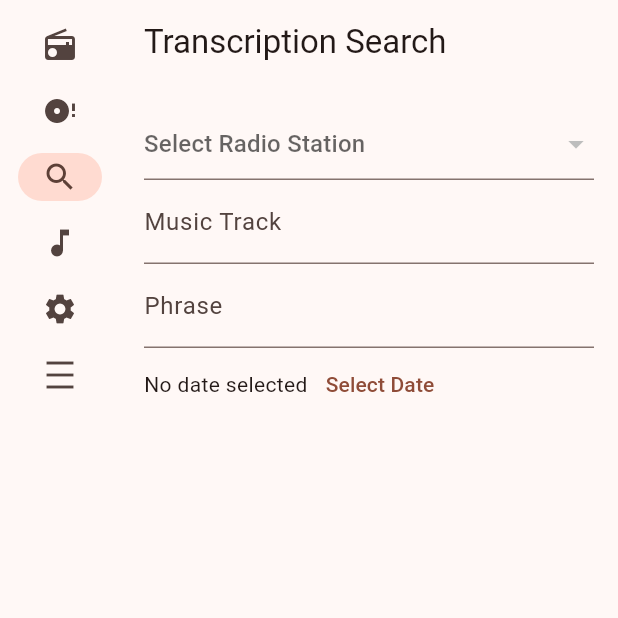
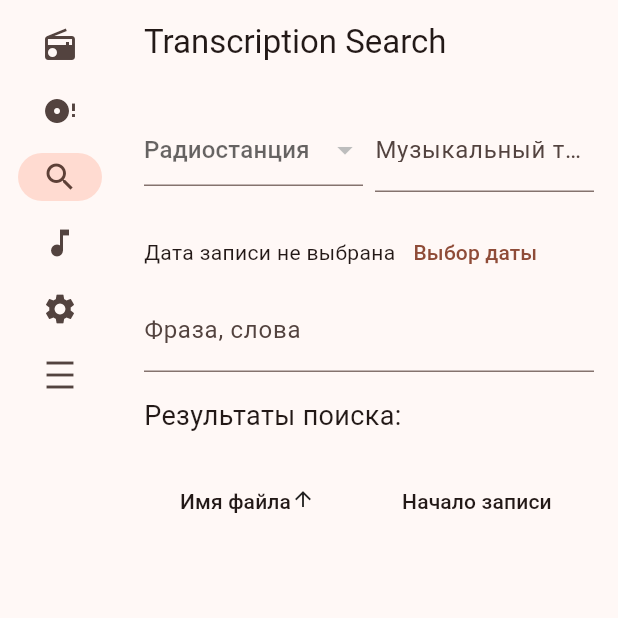
Before and after one commit to Neznak0mec/Diploma, a Flutter app: the screen it shows after launch, after a tap on "Записи", after a tap on "Поиск", on a phone screen of 412 x 824 dp, the top half of it. Run offline on Flutter 3.47's test engine with Material 3 defaults, Android fonts, the phone set to English and light mode, and no system bars; our stand-ins replace audioplayers, file_picker, flutter_typeahead, shared_preferences, syncfusion_flutter_charts; missing offline and left inert: excel, requests; network calls fail.

Commit message:
completed the search page fixes

```diff
--- a/Application/lib/UI/SearchWidgets/SearchPage.dart
+++ b/Application/lib/UI/SearchWidgets/SearchPage.dart
@@ -1,14 +1,18 @@
 import 'package:flutter/material.dart';
 import 'package:flutter_typeahead/flutter_typeahead.dart';
 import 'package:intl/intl.dart';
-
 import '../../Api.dart';
 import '../../DataClasses/Transcription.dart';
-
+import '../../main.dart';
+import '../TranscriptionWidget/AudioTranscriptionWidget.dart';
 
 class TranscriptionSearchPage extends StatefulWidget {
+  const TranscriptionSearchPage({super.key, required this.parent});
+  final MyHomePageState parent;
+
   @override
-  _TranscriptionSearchPageState createState() => _TranscriptionSearchPageState();
+  _TranscriptionSearchPageState createState() =>
+      _TranscriptionSearchPageState(parent: parent);
 }
 
 class _TranscriptionSearchPageState extends State<TranscriptionSearchPage> {
@@ -19,7 +23,12 @@ class _TranscriptionSearchPageState extends State<TranscriptionSearchPage> {
   List<Transcription> _transcriptions = [];
   List<Transcription> _filteredTranscriptions = [];
   List<String> _radioNames = [];
-  List<String> _trackNames = [];
+  bool _sortAscending = true;
+  int _sortColumnIndex = 0;
+
+  final MyHomePageState parent;
+
+  _TranscriptionSearchPageState({required this.parent});
 
   @override
   void initState() {
@@ -42,14 +51,17 @@ class _TranscriptionSearchPageState extends State<TranscriptionSearchPage> {
     setState(() {
       _filteredTranscriptions = _transcriptions.where((transcription) {
         bool matchesDate = _selectedDate == null ||
-            (transcription.startTime.isBefore(_selectedDate!.add(Duration(days: 1))) &&
+            (transcription.startTime
+                .isBefore(_selectedDate!.add(const Duration(days: 1))) &&
                 transcription.endTime.isAfter(_selectedDate!));
         bool matchesRadioName = _selectedRadioName == null ||
             transcription.radioName == _selectedRadioName;
         bool matchesMusic = _musicController.text.isEmpty ||
-            transcription.segments.any((segment) => segment.trackName.contains(_musicController.text, 0));
+            transcription.segments.any((segment) =>
+                segment.trackName.contains(_musicController.text, 0));
         bool matchesPhrase = _phraseController.text.isEmpty ||
-            transcription.segments.any((segment) => segment.text.contains(_phraseController.text, 0));
+            transcription.segments.any((segment) =>
+                segment.text.toLowerCase().contains(_phraseController.text.toLowerCase(), 0));
 
         return matchesDate && matchesRadioName && matchesMusic && matchesPhrase;
       }).toList();
@@ -86,19 +98,48 @@ class _TranscriptionSearchPageState extends State<TranscriptionSearchPage> {
     return matches.toList();
   }
 
+  void _sortResults(int columnIndex, bool ascending) {
+    setState(() {
+      _sortColumnIndex = columnIndex;
+      _sortAscending = ascending;
+
+      switch (columnIndex) {
+        case 0:
+          _filteredTranscriptions.sort((a, b) => a.fileName.compareTo(b.fileName));
+          break;
+        case 1:
+          _filteredTranscriptions.sort((a, b) => a.startTime.compareTo(b.startTime));
+          break;
+        case 2:
+          _filteredTranscriptions.sort((a, b) => a.endTime.compareTo(b.endTime));
+          break;
+        case 3:
+          _filteredTranscriptions.sort((a, b) => a.radioName.compareTo(b.radioName));
+          break;
+      }
+
+      if (!ascending) {
+        _filteredTranscriptions = _filteredTranscriptions.reversed.toList();
+      }
+    });
+  }
+
   @override
   Widget build(BuildContext context) {
     return Scaffold(
       appBar: AppBar(
-        title: Text('Transcription Search'),
+        title: const Text('Transcription Search'),
       ),
       body: Padding(
         padding: const EdgeInsets.all(16.0),
         child: Column(
           children: [
-            DropdownButtonFormField<String>(
+            Row(
+              children: [
+                Expanded(
+                  child: DropdownButtonFormField<String>(
                     value: _selectedRadioName,
-              hint: Text('Select Radio Station'),
+                    hint: const Text('Радиостанция'),
                     items: _radioNames.map((name) {
                       return DropdownMenuItem(
                         value: name,
@@ -112,10 +153,13 @@ class _TranscriptionSearchPageState extends State<TranscriptionSearchPage> {
                       _filterResults();
                     },
                   ),
-            TypeAheadFormField<String>(
+                ),
+                const SizedBox(width: 8.0),
+                Expanded(
+                  child: TypeAheadFormField<String>(
                     textFieldConfiguration: TextFieldConfiguration(
                       controller: _musicController,
-                decoration: InputDecoration(labelText: 'Music Track'),
+                      decoration: const InputDecoration(labelText: 'Музыкальный трек'),
                     ),
                     suggestionsCallback: (pattern) async {
                       if (pattern.length > 1) {
@@ -134,37 +178,88 @@ class _TranscriptionSearchPageState extends State<TranscriptionSearchPage> {
                       _filterResults();
                     },
                   ),
+                ),
+              ],
+            ),
+            const SizedBox(height: 16.0),
+            Row(
+              children: [
+                Text(_selectedDate == null
+                    ? 'Дата записи не выбрана'
+                    : 'Выбрана дата: ${DateFormat.yMMMd().format(_selectedDate!)}'),
+                TextButton(
+                  onPressed: () => _selectDate(context),
+                  child: const Text('Выбор даты'),
+                ),
+              ],
+            ),
             TextField(
               controller: _phraseController,
               decoration: const InputDecoration(
-                labelText: 'Phrase',
+                labelText: 'Фраза, слова',
               ),
               onChanged: (text) => _filterResults(),
             ),
-            Row(
-              children: [
-                Text(_selectedDate == null
-                    ? 'No date selected'
-                    : 'Selected date: ${DateFormat.yMMMd().format(_selectedDate!)}'),
-                TextButton(
-                  onPressed: () => _selectDate(context),
-                  child: Text('Select Date'),
+            const SizedBox(height: 16.0),
+            const Align(
+              alignment: Alignment.centerLeft,
+              child: Text('Результаты поиска:', style: TextStyle(fontSize: 18.0)),
+            ),
+            const SizedBox(height: 16.0),
+            Expanded(
+              child: LayoutBuilder(
+                builder: (context, constraints) {
+                  return SingleChildScrollView(
+                    scrollDirection: Axis.horizontal,
+                    child: ConstrainedBox(
+                      constraints: BoxConstraints(minWidth: constraints.maxWidth),
+                      child: DataTable(
+                        showCheckboxColumn: false,
+                        sortColumnIndex: _sortColumnIndex,
+                        sortAscending: _sortAscending,
+                        columns: [
+                          DataColumn(
+                            label: const Text('Имя файла'),
+                            onSort: (columnIndex, ascending) {
+                              _sortResults(columnIndex, ascending);
+                            },
+                          ),
+                          DataColumn(
+                            label: const Text('Начало записи'),
+                            onSort: (columnIndex, ascending) {
+                              _sortResults(columnIndex, ascending);
+                            },
+                          ),
+                          DataColumn(
+                            label: const Text('Конец записи'),
+                            onSort: (columnIndex, ascending) {
+                              _sortResults(columnIndex, ascending);
+                            },
+                          ),
+                          DataColumn(
+                            label: const Text('Радиостанция'),
+                            onSort: (columnIndex, ascending) {
+                              _sortResults(columnIndex, ascending);
+                            },
                           ),
                         ],
+                        rows: _filteredTranscriptions.map((transcription) {
+                          return DataRow(
+                            cells: [
+                              DataCell(Text(transcription.fileName)),
+                              DataCell(Text(DateFormat.yMMMd().add_jm().format(transcription.startTime))),
+                              DataCell(Text(DateFormat.yMMMd().add_jm().format(transcription.endTime))),
+                              DataCell(Text(transcription.radioName)),
+                            ],
+                            onSelectChanged: (selected) {
+                              if (selected ?? false) {
+                                parent.updateMainWidget(AudioTranscriptionWidget(transcription: transcription));
+                              }
+                            },
+                          );
+                        }).toList(),
                       ),
-            Expanded(
-              child: ListView.builder(
-                itemCount: _filteredTranscriptions.length,
-                itemBuilder: (context, index) {
-                  final transcription = _filteredTranscriptions[index];
-                  return ListTile(
-                    title: Text(transcription.radioName),
-                    subtitle: Text(
-                      'From ${DateFormat.yMMMd().add_jm().format(transcription.startTime)} to ${DateFormat.yMMMd().add_jm().format(transcription.endTime)}',
                     ),
-                    onTap: () {
-                      // Handle item tap if needed
-                    },
                   );
                 },
               ),
--- a/Application/lib/UI/SettigsWidget/RadioRadioRecordWidget.dart
+++ b/Application/lib/UI/SettigsWidget/RadioRadioRecordWidget.dart
@@ -109,7 +109,7 @@ class RadioRecordingCheckboxesState extends State<RadioRecordingCheckboxes> {
               Checkbox(
                 value: _radioRecording[i],
                 onChanged: (bool? value) async {
-                  var snackBar;
+                  FlashMessageSuccess snackBar;
                   if (value!) {
                     await Api.startRecording(i);
                     snackBar = FlashMessageSuccess("Запись $i начата", context);
--- a/Application/lib/UI/SnackBars/FlashMessageSuccess.dart
+++ b/Application/lib/UI/SnackBars/FlashMessageSuccess.dart
@@ -8,10 +8,9 @@ class FlashMessageSuccess extends SnackBar {
   const FlashMessageSuccess(
       this.message,
       this.context, {
-        Key? key,
+        super.key,
         this.time = 10,
       }) : super(
-    key: key,
     content: const Text(''),
   );
 
--- a/Application/lib/main.dart
+++ b/Application/lib/main.dart
@@ -2,7 +2,6 @@ import 'package:abiba/UI/AudioWidgets/AudioPage.dart';
 import 'package:abiba/UI/FingerPrintWidgets/FingerPrintPage.dart';
 import 'package:flutter/material.dart';
 import 'Settings.dart';
-import 'UI/Diograms/DiogramWidget.dart';
 import 'UI/RadioWidgets/RadioPage.dart';
 import 'UI/SearchWidgets/SearchPage.dart';
 import 'UI/SettigsWidget/Settings.dart';
@@ -53,8 +52,8 @@ class MyHomePageState extends State<MyHomePage> {
     }
 
     return LayoutBuilder(builder: (context, constraints) {
-      return Scaffold(
-        body: Row(
+      return SafeArea(
+        child: Row(
           children: [
             SafeArea(
               child: NavigationRail(
@@ -114,7 +113,7 @@ class MyHomePageState extends State<MyHomePage> {
           updateMainWidget(AudioPage(parent: this));
           break;
         case 2:
-          updateMainWidget(TranscriptionSearchPage());
+          updateMainWidget(TranscriptionSearchPage(parent: this));
           break;
           // updateMainWidget(const FingerPrintPage());
           // break;
```
Also changed, not shown: Application/lib/Api.dart (+8 -0 lines), Application/lib/UI/FingerPrintWidgets/AddFingerPrintWidget.dart (+19 -3 lines), Application/lib/UI/TranscriptionWidget/AudioPlayer.dart (+4 -5 lines), Application/lib/UI/TranscriptionWidget/AudioTranscriptionWidget.dart (+11 -3 lines), 1 other file. Lines whose indentation alone changed are shown as unchanged.
